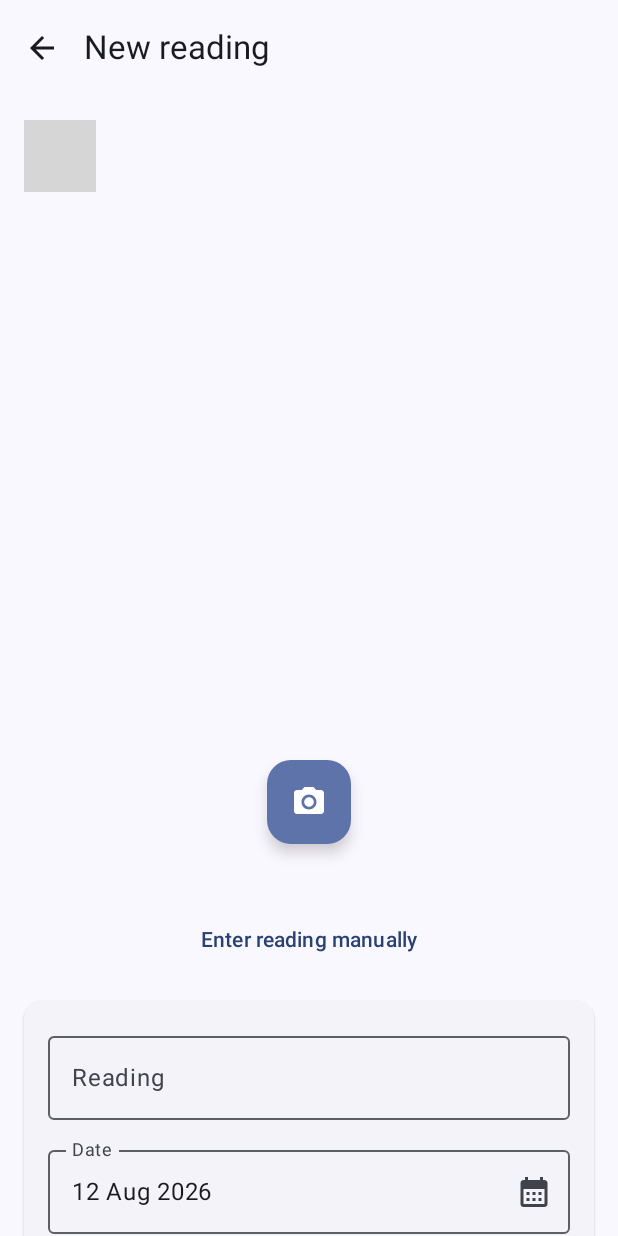
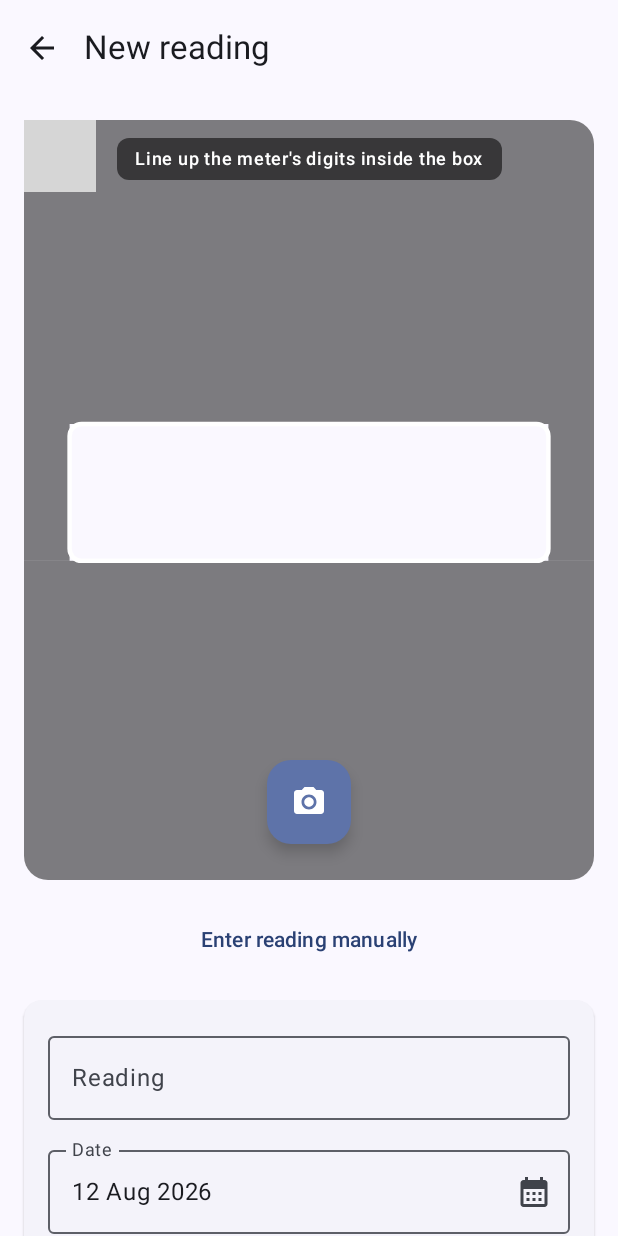
Before and after one commit to diprish/utility, an Android app built with Jetpack Compose: the composable AddReadingScreen shown on its own in the app's theme, on a phone screen of 412 x 824 dp. Run offline under Robolectric (Android 15) with nearby library versions, the phone set to English and light mode, and no system bars; libraries missing offline, so code that uses them is left out: androidx.camera.core, androidx.camera.lifecycle, androidx.camera.view; 4 statements that could not run were skipped; grey boxes are pictures that could not be loaded.

Commit message:
Restrict OCR to a framed reticle so only the target digits are read
Previously OCR ran on the whole frame and picked the longest digit run, so any
number in view (serial numbers, tariff labels) could be chosen. Now:

- The camera preview shows an alignment box (CaptureReticle); everything
  outside it is dimmed, with a "line up the digits" hint.
- On capture the photo is loaded upright (EXIF-aware) and cropped to that same
  box before ML Kit runs, so only the framed region is recognised.

The full photo is still stored for reference; only the crop is read. Adds an
androidx.exifinterface dependency for correct rotation handling. OCR now takes
a File (rotation/crop handled internally) instead of a Uri.

Verified: assembleDebug and testDebugUnitTest (6/6) pass.

Co-Authored-By: Claude Opus 4.8 <noreply@anthropic.com>
Claude-Session: https://claude.ai/code/session_01FEgLeiLACNfhs5uFFgo117

```diff
--- a/app/build.gradle.kts
+++ b/app/build.gradle.kts
@@ -76,6 +76,8 @@ dependencies {
 
     // ML Kit on-device text recognition
     implementation(libs.mlkit.text.recognition)
+    // Reads photo EXIF orientation so we crop the right region
+    implementation(libs.androidx.exifinterface)
 
     // Runtime permissions in Compose
     implementation(libs.accompanist.permissions)
--- a/app/src/main/java/com/diprish/utilitymeter/ui/reading/AddReadingScreen.kt
+++ b/app/src/main/java/com/diprish/utilitymeter/ui/reading/AddReadingScreen.kt
@@ -122,7 +122,7 @@ fun AddReadingScreen(
                 cameraPermission.status.isGranted -> {
                     CameraCapture(
                         outputDirectory = photoDir,
-                        onImageCaptured = { file -> viewModel.onPhotoCaptured(context, file) },
+                        onImageCaptured = { file -> viewModel.onPhotoCaptured(file) },
                         onError = { manualEntry = true },
                         modifier = Modifier
                             .fillMaxWidth()
--- a/app/src/main/java/com/diprish/utilitymeter/ui/reading/CameraCapture.kt
+++ b/app/src/main/java/com/diprish/utilitymeter/ui/reading/CameraCapture.kt
@@ -8,6 +8,7 @@ import androidx.camera.core.ImageCaptureException
 import androidx.camera.core.Preview
 import androidx.camera.lifecycle.ProcessCameraProvider
 import androidx.camera.view.PreviewView
+import androidx.compose.foundation.Canvas
 import androidx.compose.foundation.layout.Box
 import androidx.compose.foundation.layout.fillMaxSize
 import androidx.compose.foundation.layout.padding
@@ -16,16 +17,25 @@ import androidx.compose.material.icons.Icons
 import androidx.compose.material.icons.filled.CameraAlt
 import androidx.compose.material3.FloatingActionButton
 import androidx.compose.material3.Icon
+import androidx.compose.material3.MaterialTheme
+import androidx.compose.material3.Surface
+import androidx.compose.material3.Text
 import androidx.compose.runtime.Composable
 import androidx.compose.runtime.remember
 import androidx.compose.ui.Alignment
 import androidx.compose.ui.Modifier
 import androidx.compose.ui.draw.clip
+import androidx.compose.ui.geometry.CornerRadius
+import androidx.compose.ui.geometry.Offset
+import androidx.compose.ui.geometry.Size
+import androidx.compose.ui.graphics.Color
+import androidx.compose.ui.graphics.drawscope.Stroke
 import androidx.compose.ui.platform.LocalContext
 import androidx.compose.ui.unit.dp
 import androidx.lifecycle.compose.LocalLifecycleOwner
 import androidx.compose.ui.viewinterop.AndroidView
 import androidx.core.content.ContextCompat
+import com.diprish.utilitymeter.ocr.CaptureReticle
 import java.io.File
 import java.util.concurrent.Executor
 
@@ -64,6 +74,25 @@ fun CameraCapture(
             modifier = Modifier.fillMaxSize(),
         )
 
+        // Alignment reticle: everything outside the box is dimmed, and only
+        // this framed region is read by OCR.
+        ReticleOverlay(modifier = Modifier.fillMaxSize())
+
+        Surface(
+            color = Color.Black.copy(alpha = 0.55f),
+            contentColor = Color.White,
+            shape = RoundedCornerShape(8.dp),
+            modifier = Modifier
+                .align(Alignment.TopCenter)
+                .padding(top = 12.dp),
+        ) {
+            Text(
+                "Line up the meter's digits inside the box",
+                style = MaterialTheme.typography.labelMedium,
+                modifier = Modifier.padding(horizontal = 12.dp, vertical = 6.dp),
+            )
+        }
+
         FloatingActionButton(
             onClick = {
                 capturePhoto(context, outputDirectory, imageCapture, executor, onImageCaptured, onError)
@@ -74,6 +103,34 @@ fun CameraCapture(
         ) {
             Icon(Icons.Default.CameraAlt, contentDescription = "Capture reading")
         }
+    }
+}
+
+@Composable
+private fun ReticleOverlay(modifier: Modifier = Modifier) {
+    val scrim = Color.Black.copy(alpha = 0.5f)
+    Canvas(modifier = modifier) {
+        val left = size.width * CaptureReticle.LEFT
+        val top = size.height * CaptureReticle.TOP
+        val right = size.width * CaptureReticle.RIGHT
+        val bottom = size.height * CaptureReticle.BOTTOM
+        val boxWidth = right - left
+        val boxHeight = bottom - top
+
+        // Dim the four regions around the target box.
+        drawRect(scrim, topLeft = Offset(0f, 0f), size = Size(size.width, top))
+        drawRect(scrim, topLeft = Offset(0f, bottom), size = Size(size.width, size.height - bottom))
+        drawRect(scrim, topLeft = Offset(0f, top), size = Size(left, boxHeight))
+        drawRect(scrim, topLeft = Offset(right, top), size = Size(size.width - right, boxHeight))
+
+        // Bright border around the target box.
+        drawRoundRect(
+            color = Color.White,
+            topLeft = Offset(left, top),
+            size = Size(boxWidth, boxHeight),
+            cornerRadius = CornerRadius(12f, 12f),
+            style = Stroke(width = 3.dp.toPx()),
+        )
     }
 }
 
--- a/gradle/libs.versions.toml
+++ b/gradle/libs.versions.toml
@@ -10,6 +10,7 @@ navigationCompose = "2.7.7"
 room = "2.6.1"
 camerax = "1.3.4"
 mlkitText = "19.0.1"
+exifinterface = "1.3.7"
 accompanistPermissions = "0.34.0"
 junit = "4.13.2"
 
@@ -39,6 +40,7 @@ androidx-camera-lifecycle = { group = "androidx.camera", name = "camera-lifecycl
 androidx-camera-view = { group = "androidx.camera", name = "camera-view", version.ref = "camerax" }
 
 mlkit-text-recognition = { group = "com.google.android.gms", name = "play-services-mlkit-text-recognition", version.ref = "mlkitText" }
+androidx-exifinterface = { group = "androidx.exifinterface", name = "exifinterface", version.ref = "exifinterface" }
 accompanist-permissions = { group = "com.google.accompanist", name = "accompanist-permissions", version.ref = "accompanistPermissions" }
 
 [plugins]
```
Also changed, not shown: app/src/main/java/com/diprish/utilitymeter/ocr/CaptureReticle.kt (added, +17 -0 lines), app/src/main/java/com/diprish/utilitymeter/ocr/MeterOcr.kt (+44 -12 lines), app/src/main/java/com/diprish/utilitymeter/ui/reading/AddReadingViewModel.kt (+4 -6 lines).
